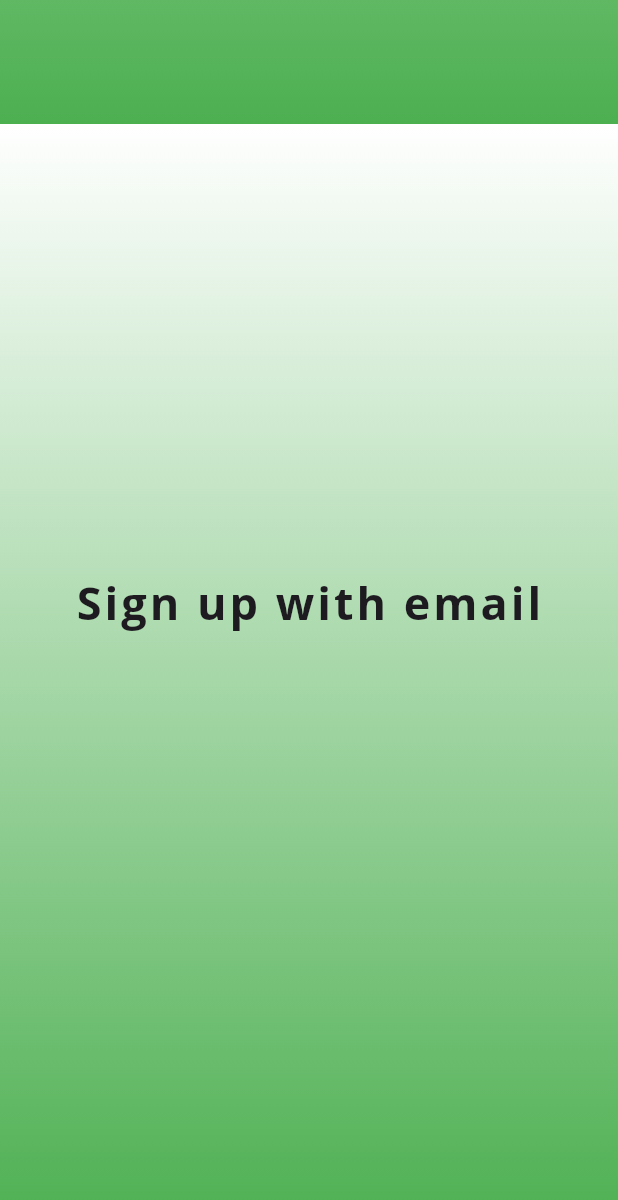
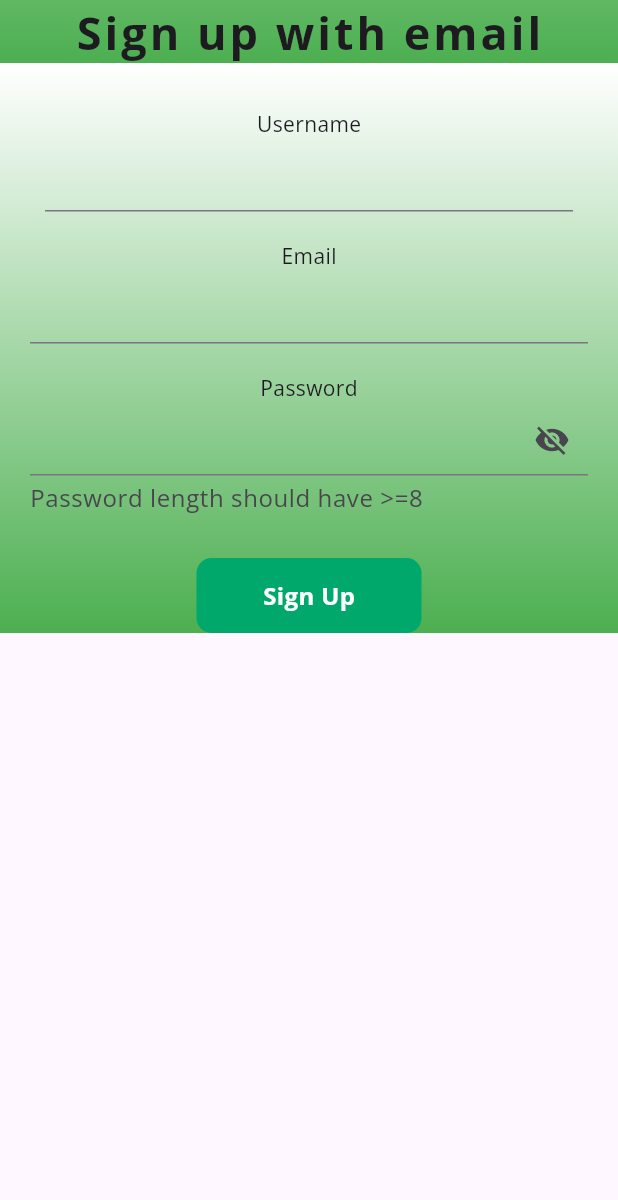
Before and after one commit to bhavyarbhatt/flutter_jwt_auth, a Flutter app: the screen it shows after launch, on a phone screen of 412 x 824 dp. Shown: the top 1200 px of the screen. Run offline on Flutter 3.47's test engine with Material 3 defaults, Android fonts, the phone set to English and light mode, and no system bars; our stand-ins replace google_fonts, logger.

Commit message:
signUp TextFeild

```diff
--- a/lib/pages/signUpPage.dart
+++ b/lib/pages/signUpPage.dart
@@ -1,4 +1,5 @@
 import 'package:flutter/material.dart';
+import 'package:jwt/netwoekHandle.dart';
 
 class SignUpPage extends StatefulWidget {
   const SignUpPage({super.key});
@@ -8,12 +9,21 @@ class SignUpPage extends StatefulWidget {
 }
 
 class _SignUpPageState extends State<SignUpPage> {
+
+bool vis = true;
+final _globalkey = GlobalKey<FormState>();
+NetworkHandle networkHandle = NetworkHandle();
+TextEditingController _usernameController = TextEditingController();
+TextEditingController _emailController = TextEditingController();
+TextEditingController _passwordController = TextEditingController();
+
   @override
   Widget build(BuildContext context) {
     return Scaffold(
-        body: Container(
-          height: MediaQuery.of(context).size.height,
-          width: MediaQuery.of(context).size.width,
+        body: SingleChildScrollView(
+          child: Container(
+            // height: MediaQuery.of(context).size.height,
+            // width: MediaQuery.of(context).size.width,
             decoration: BoxDecoration(
               gradient: LinearGradient(
                 colors: [
@@ -25,6 +35,8 @@ class _SignUpPageState extends State<SignUpPage> {
                 tileMode: TileMode.repeated,
               )
             ),
+            child: Form(
+              key: _globalkey,
               child: Column(
                 mainAxisAlignment: MainAxisAlignment.center,
                 children: [
@@ -40,17 +52,146 @@ class _SignUpPageState extends State<SignUpPage> {
                     SizedBox(
                       height: 20,
                     ),
+
+                    usernameTextFeild(),
+                    emailTextFeild(),
+                    passwordTextFeild(),
+                    SizedBox(
+                       height: 20,
+                    ),
+                    InkWell(
+                      onTap: (){
+                        if(_globalkey.currentState!.validate()){
+                            Map<String,String>data={
+                              "Username": _usernameController.text,
+                              "email": _emailController.text,
+                              "password": _passwordController.text
+                            };
+                            print(data);
+                            networkHandle.post("/user/register", data);
+                        }
+                      },
+                      child: Container(
+                        width: 150,
+                        height: 50,
+                        decoration: BoxDecoration(
+                          borderRadius: BorderRadius.circular(10),
+                          color: Color(0xff00A86B)
+                        ),
+                        child: Center(
+                          child: Text(
+                            'Sign Up',
+                            style: TextStyle(
+                              color: Colors.white,
+                            fontSize: 16,
+                            fontWeight: FontWeight.bold
+                            ),),
+                        ),
+                      ),
+                    ),
                 ],
+              ),
+            ),
           ),
         )
     );
   }
 
-  Widget usernameTextFeild(String label) {
-    return Column(
+  Widget usernameTextFeild() {
+    return Padding(
+      padding:  EdgeInsets.symmetric(horizontal: 30.0, vertical: 10.0),
+      child: Column(
         children: [
-        Text("label"),
+          Text("Username"),
+          TextFormField(
+            controller: _usernameController,
+            validator: (value){
+                if(value!.isEmpty)
+                  return "Username can't be empty";
+                  return null;
+            },
+            decoration: InputDecoration(
+              focusedBorder: UnderlineInputBorder(
+                borderSide: BorderSide(
+                  color: Colors.black,
+                  width: 2,
+                )
+              ),
+            ),
+          )
         ],
+      ),
+    );
+  }
+
+  Widget emailTextFeild() {
+    return Padding(
+      padding:  EdgeInsets.symmetric(horizontal: 20.0, vertical: 10.0),
+      child: Column(
+        children: [
+          Text("Email"),
+          TextFormField(
+            controller: _passwordController,
+            validator: (value){
+                if(value!.isEmpty)
+                  return "Email can't be empty";
+                  if(!value.contains("@"))
+                  return null;
+                  return null;
+            },
+            decoration: InputDecoration(
+              focusedBorder: UnderlineInputBorder(
+                borderSide: BorderSide(
+                  width: 2,
+                  color: Colors.black,
+                )
+              ),
+            ),
+          )
+        ],
+      ),
+    );
+  }
+
+Widget passwordTextFeild() {
+    return Padding(
+      padding:  EdgeInsets.symmetric(horizontal: 20.0, vertical: 10.0),
+      child: Column(
+        children: [
+          Text("Password"),
+          TextFormField(
+            controller: _passwordController,
+            validator: (value){
+                if(value!.isEmpty)
+                  return "Password can't be empty";
+                  if(value.length<=8)
+                  return "Password length must have >=";
+                  return null;
+            },
+            obscureText: vis,
+            decoration: InputDecoration(
+              suffixIcon: IconButton(
+                onPressed: (){
+                  setState(() {
+                    vis = !vis;
+                  });
+                },
+                icon: Icon(vis ?   Icons.visibility_off : Icons.visibility),
+                ),
+              helperText: "Password length should have >=8",
+              helperStyle: TextStyle(
+                fontSize:  16
+              ),
+              focusedBorder: UnderlineInputBorder(
+                borderSide: BorderSide(
+                  color: Colors.black,
+                  width: 2,
+                )
+              ),
+            ),
+          )
+        ],
+      ),
     );
   }
 
--- a/pubspec.yaml
+++ b/pubspec.yaml
@@ -36,6 +36,8 @@ dependencies:
   # Use with the CupertinoIcons class for iOS style icons.
   cupertino_icons: ^1.0.6
   google_fonts: ^6.2.1
+  http: ^1.2.2
+  logger: ^2.4.0
 
 dev_dependencies:
   flutter_test:
```
Also changed, not shown: lib/netwoekHandle.dart (added, +34 -0 lines), pubspec.lock. Lines whose indentation alone changed are shown as unchanged.
